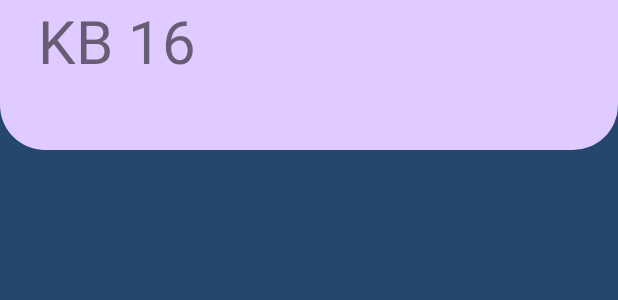
After one commit to lailakchar/kolkata_public_bus_recgn, an Android app: the layout activity_show_bus_location.xml on its own in the app's theme, with its tools: preview values and no code run, on a phone screen of 412 x 824 dp. The commit adds this screen. Shown: the top 300 px of the screen. Run offline under Robolectric (Android 15) with nearby library versions, the phone set to English and light mode, and no system bars.

```diff
--- a/app/src/main/AndroidManifest.xml
+++ b/app/src/main/AndroidManifest.xml
@@ -9,6 +9,9 @@
         android:roundIcon="@mipmap/ic_launcher_round"
         android:supportsRtl="true"
         android:theme="@style/Theme.Bus_Trail">
+        <activity
+            android:name=".Activities.ShowBusLocation"
+            android:exported="false" />
         <activity
             android:name=".Activities.SplashScreen"
             android:exported="false" />
--- /dev/null
+++ b/app/src/main/java/com/example/bus_trail/Activities/ShowBusLocation.java
@@ -0,0 +1,14 @@
+package com.example.bus_trail.Activities;
+
+import androidx.appcompat.app.AppCompatActivity;
+
+import android.os.Bundle;
+
+public class ShowBusLocation extends AppCompatActivity {
+
+    @Override
+    protected void onCreate(Bundle savedInstanceState) {
+        super.onCreate(savedInstanceState);
+        setContentView(R.layout.activity_show_bus_location);
+    }
+}
--- /dev/null
+++ b/app/src/main/res/drawable/searchnavbar.xml
@@ -0,0 +1,9 @@
+<?xml version="1.0" encoding="utf-8"?>
+<shape android:shape="rectangle"
+    xmlns:android="http://schemas.android.com/apk/res/android" >
+
+    <solid android:color="@color/purple"/>
+    <corners android:bottomLeftRadius="30dp"
+        android:bottomRightRadius="30dp"
+        />
+</shape>
--- /dev/null
+++ b/app/src/main/res/layout/activity_show_bus_location.xml
@@ -0,0 +1,31 @@
+<?xml version="1.0" encoding="utf-8"?>
+<androidx.constraintlayout.widget.ConstraintLayout xmlns:android="http://schemas.android.com/apk/res/android"
+    xmlns:app="http://schemas.android.com/apk/res-auto"
+    xmlns:tools="http://schemas.android.com/tools"
+    android:layout_width="match_parent"
+    android:layout_height="match_parent"
+    android:background="@color/dark_blue"
+    tools:context=".Activities.ShowBusLocation">
+
+    <View
+        android:layout_width="match_parent"
+        android:layout_height="100dp"
+        android:background="@drawable/searchnavbar"
+        app:layout_constraintEnd_toEndOf="parent"
+        app:layout_constraintStart_toStartOf="parent"
+        app:layout_constraintTop_toTopOf="parent">
+
+    </View>
+
+    <TextView
+        android:layout_width="wrap_content"
+        android:layout_height="wrap_content"
+        android:text="KB 16"
+        android:textSize="40dp"
+        android:paddingLeft="25dp"
+
+        >
+
+    </TextView>
+
+</androidx.constraintlayout.widget.ConstraintLayout>
--- a/app/src/main/res/values/colors.xml
+++ b/app/src/main/res/values/colors.xml
@@ -13,5 +13,4 @@
     <color name="light_pink">#FFEBEB</color>
     <color name="yellow">#FFF8D2</color>
     <color name="red">#FFF8D2</color>
-
 </resources>
```
